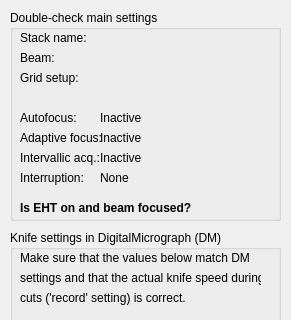
Qt form gui/pre_stack_dlg.ui (SBEMimage/SBEMimage) before a commit; both pictures show x 0 to 291 and y 0 to 320 of the 291 by 607 pixel window.
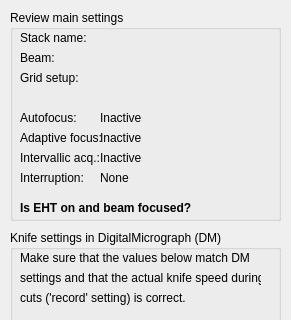
The same form after that commit.

```diff
--- a/gui/pre_stack_dlg.ui
+++ b/gui/pre_stack_dlg.ui
@@ -339,11 +339,17 @@
      <height>211</height>
     </rect>
    </property>
+   <property name="font">
+    <font>
+     <weight>50</weight>
+     <bold>false</bold>
+    </font>
+   </property>
    <property name="layoutDirection">
     <enum>Qt::LeftToRight</enum>
    </property>
    <property name="title">
-    <string>Double-check main settings</string>
+    <string>Review main settings</string>
    </property>
    <widget class="QLabel" name="label">
     <property name="geometry">
```
